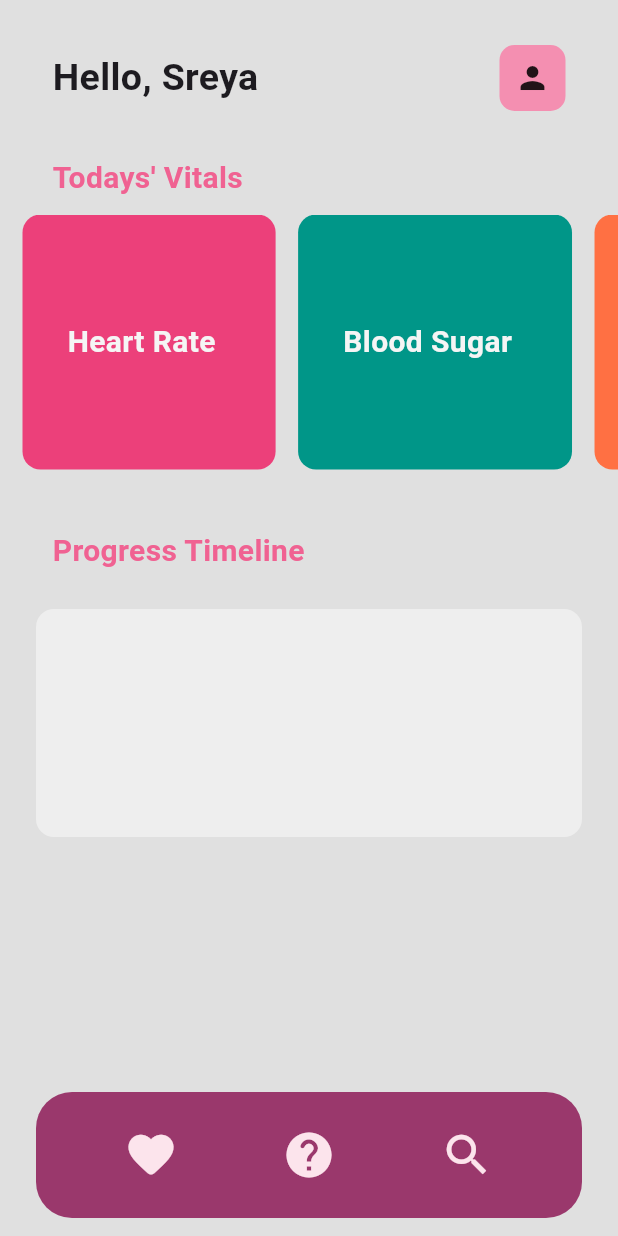
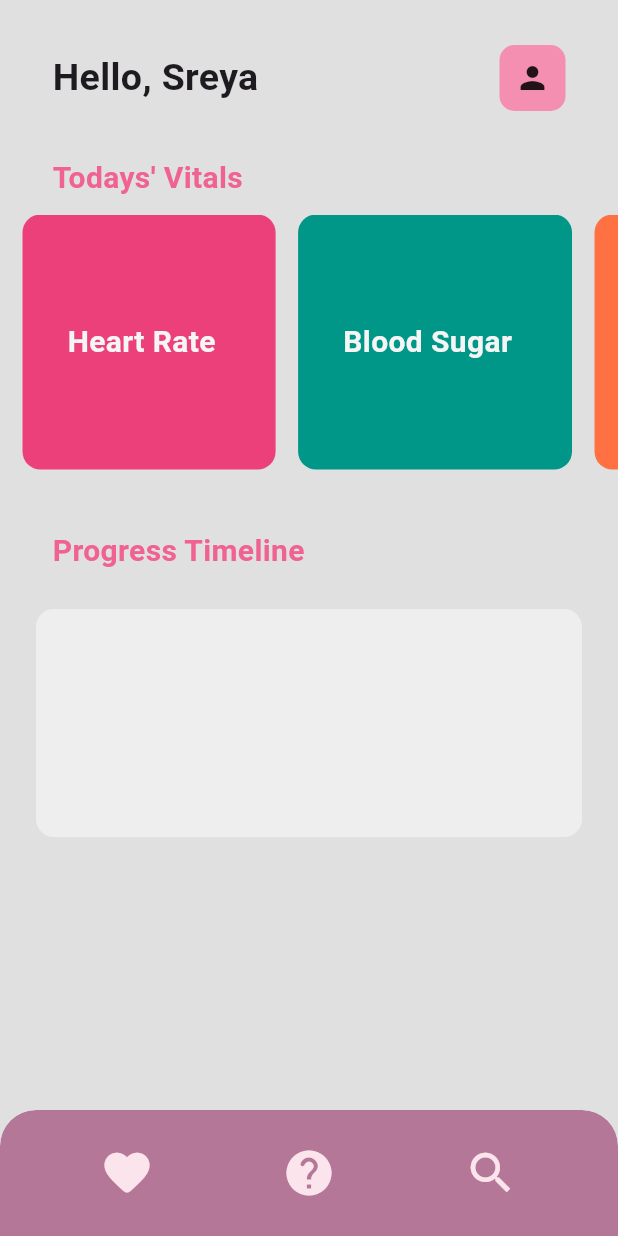
Before and after one commit to sreyasaju/heartSync, a Flutter app: the screen it shows after launch, on a phone screen of 412 x 824 dp. Run offline on Flutter 3.47's test engine with Material 3 defaults, Android fonts, the light colour scheme and no system bars.

Commit message:
feat: add frosted nav bar, remove unused imports

```diff
--- a/lib/components/nav_bar.dart
+++ b/lib/components/nav_bar.dart
@@ -1,3 +1,4 @@
+import 'dart:ui';
 import 'package:flutter/material.dart';
 
 class NavBar extends StatelessWidget {
@@ -6,32 +7,36 @@ class NavBar extends StatelessWidget {
   @override
   Widget build(BuildContext context) {
     return SafeArea(
+      child: ClipRRect(
+        borderRadius: const BorderRadius.vertical(top: Radius.circular(24)),
+        child: BackdropFilter(
+          filter: ImageFilter.blur(sigmaX: 10.0, sigmaY: 10.0),
           child: Container(
+            width: double.infinity,
+            decoration: BoxDecoration(
+              color: Colors.pink[900]!.withOpacity(0.5),
+              borderRadius: const BorderRadius.vertical(top: Radius.circular(24)),
+            ),
             padding: const EdgeInsets.symmetric(vertical: 16, horizontal: 24),
-        margin: const EdgeInsets.symmetric(horizontal: 24, vertical: 12),
-        decoration: BoxDecoration(
-          color: Colors.pink[900]!.withValues(alpha: 0.8),
-          borderRadius: const BorderRadius.all(Radius.circular(24)),
-        ),
             child: Row(
               mainAxisAlignment: MainAxisAlignment.spaceAround,
               children: [
                 IconButton(
-              hoverColor: Colors.orange.withValues(alpha: 0.3),
+                  hoverColor: Colors.pink.withOpacity(0.3),
                   icon: const Icon(Icons.favorite_rounded),
                   color: Colors.pink[50],
                   iconSize: 36,
                   onPressed: () {},
                 ),
                 IconButton(
-              hoverColor: Colors.orange.withValues(alpha: 0.3),
+                  hoverColor: Colors.pink.withOpacity(0.3),
                   icon: const Icon(Icons.help_rounded),
                   color: Colors.pink[50],
                   iconSize: 36,
                   onPressed: () {},
                 ),
                 IconButton(
-              hoverColor: Colors.orange.withValues(alpha: 0.3),
+                  hoverColor: Colors.pink.withOpacity(0.3),
                   icon: const Icon(Icons.search),
                   color: Colors.pink[50],
                   iconSize: 36,
@@ -40,6 +45,8 @@ class NavBar extends StatelessWidget {
               ],
             ),
           ),
+        ),
+      ),
     );
   }
 }
--- a/lib/components/side_menu.dart
+++ b/lib/components/side_menu.dart
@@ -1,5 +1,4 @@
 import 'package:flutter/material.dart';
-import 'package:rive/rive.dart';
 
 class SideMenu extends StatefulWidget {
   const SideMenu({super.key});
--- a/lib/utils/menu_row.dart
+++ b/lib/utils/menu_row.dart
@@ -1,5 +1,4 @@
 import 'package:flutter/material.dart';
-import 'package:rive/rive.dart';
 
 
 class MenuItemModel {
```
Also changed, not shown: 2 other files. Lines whose indentation alone changed are shown as unchanged.
